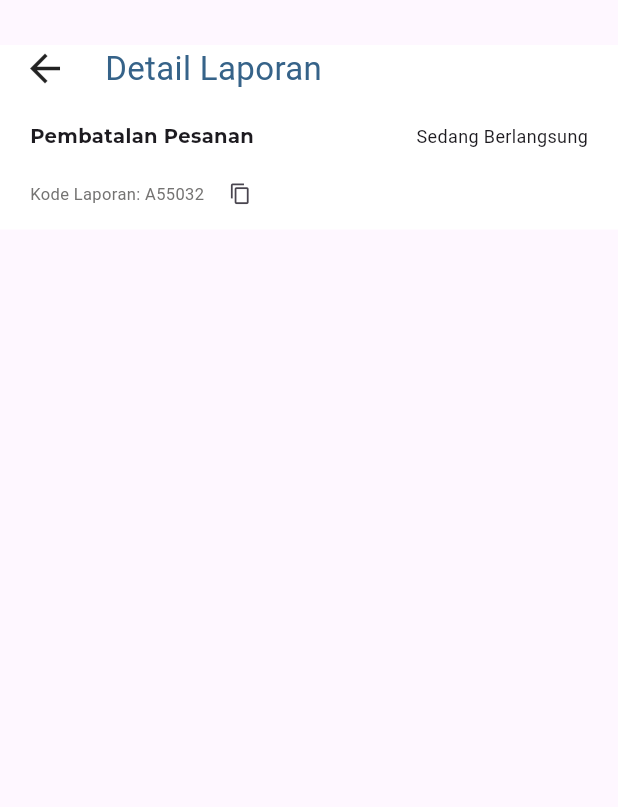
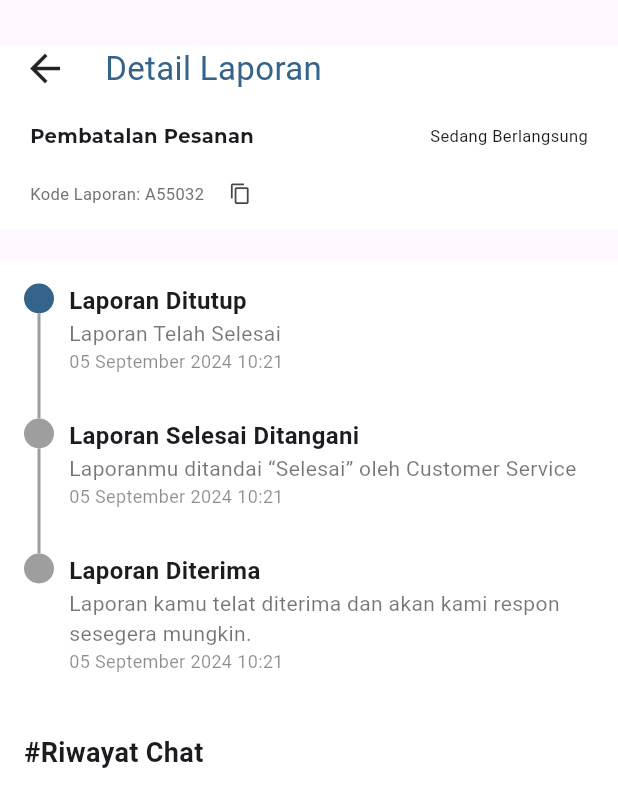
Before and after one commit to Morns123/travelease_mobile, a Flutter app: the DetailReport screen opened directly, on a phone screen of 412 x 824 dp. Shown: the top 807 px of the screen. Run offline on Flutter 3.47's test engine with Material 3 defaults, Android fonts, the phone set to English and light mode, and no system bars; Roboto replaces fonts that are missing (Montserrat-ExtraBold); project files that could hold a hidden picture were left out.

Commit message:
add detailreport

```diff
--- a/lib/Page/DetailReport.dart
+++ b/lib/Page/DetailReport.dart
@@ -1,4 +1,5 @@
 import 'package:flutter/material.dart';
+import 'package:travelease_mobile/widget/DetailReport/LaporanCard.dart';
 
 class DetailReport extends StatelessWidget {
   const DetailReport({super.key});
@@ -37,7 +38,7 @@ class DetailReport extends StatelessWidget {
                       )),
                       Container(
                         margin: EdgeInsets.only(right: 20),
-                        child: Text("Sedang Berlangsung", style: TextStyle(fontSize: 12),),
+                        child: Text("Sedang Berlangsung", style: TextStyle(fontSize: 11),),
                       )
                   ],
                 ),
@@ -55,9 +56,19 @@ class DetailReport extends StatelessWidget {
                   ],
                 ),
 
+
               ],
             ),
-          )
+          ),
+                   Container(
+                    margin: EdgeInsets.only(top: 20),
+                    height: 400,
+                    decoration: BoxDecoration(
+                    color: Colors.white,
+                    borderRadius: BorderRadius.circular(20),
+                    ),
+                     child:  LaporanWidget(),
+                   )
         ],
       ),
     );
--- a/lib/Page/HomePage.dart
+++ b/lib/Page/HomePage.dart
@@ -1,4 +1,3 @@
-
 import 'package:flutter/material.dart';
 import 'package:travelease_mobile/Page/ReportPage.dart';
 import 'package:travelease_mobile/widget/homepage/CategoryFAQ.dart';
--- a/lib/Page/ReportPage.dart
+++ b/lib/Page/ReportPage.dart
@@ -49,9 +49,6 @@ class _ReportPageState extends State<ReportPage> {
           ),
         SizedBox(height: 30,),
         Expanded(child: displaywidget),
-
-
-
         ],
       ),
     );
--- a/lib/main.dart
+++ b/lib/main.dart
@@ -15,7 +15,7 @@ class MyApp extends StatelessWidget {
   Widget build(BuildContext context) {
     return MaterialApp(
       debugShowCheckedModeBanner: false,
-      home: DetailReport(),
+      home: HomePage(),
     );
   }
 }
--- /dev/null
+++ b/lib/widget/DetailReport/LaporanCard.dart
@@ -0,0 +1,136 @@
+import 'package:flutter/material.dart';
+
+class LaporanWidget extends StatelessWidget {
+  final List<Map<String, dynamic>> laporanData = [
+    {
+      'status': 'Laporan Ditutup',
+      'description': 'Laporan Telah Selesai',
+      'date': '05 September 2024 10:21',
+      'isActive': true,
+    },
+    {
+      'status': 'Laporan Selesai Ditangani',
+      'description': 'Laporanmu ditandai “Selesai” oleh Customer Service',
+      'date': '05 September 2024 10:21',
+      'isActive': false,
+    },
+    {
+      'status': 'Laporan Diterima',
+      'description': 'Laporan kamu telat diterima dan akan kami respon sesegera mungkin.',
+      'date': '05 September 2024 10:21',
+      'isActive': false,
+    },
+  ];
+
+  @override
+  Widget build(BuildContext context) {
+    return Scaffold(
+      body: Container(
+        color: Colors.white,
+        child: Padding(
+          padding: const EdgeInsets.all(16.0),
+          child: Column(
+            crossAxisAlignment: CrossAxisAlignment.start,
+            children: [
+              ...laporanData.asMap().entries.map((entry) {
+                int index = entry.key;
+                Map<String, dynamic> laporan = entry.value;
+                bool isLast = index == laporanData.length - 1;
+
+                return LaporanCard(
+                  title: laporan['status'],
+                  description: laporan['description'],
+                  date: laporan['date'],
+                  isActive: laporan['isActive'],
+                  showLine: !isLast,
+                );
+              }).toList(),
+              SizedBox(height: 20),
+              Text(
+                '#Riwayat Chat',
+                style: TextStyle(fontSize: 18, fontWeight: FontWeight.bold),
+              ),
+            ],
+          ),
+        ),
+      ),
+    );
+  }
+}
+
+class LaporanCard extends StatelessWidget {
+  final String title;
+  final String description;
+  final String date;
+  final bool isActive;
+  final bool showLine;
+
+  LaporanCard({
+    required this.title,
+    required this.description,
+    required this.date,
+    required this.isActive,
+    required this.showLine,
+  });
+
+  @override
+  Widget build(BuildContext context) {
+
+    return Row(
+      crossAxisAlignment: CrossAxisAlignment.start,
+      children: [
+        Column(
+          children: [
+            Container(
+              margin: EdgeInsets.only(right: 0),
+              width: 20,
+              height: 20,
+              decoration: BoxDecoration(
+                color: isActive ? Color.fromRGBO(54, 99, 137, 1) : Colors.grey,
+                borderRadius: BorderRadius.circular(50),
+              ),
+            ),
+            if (showLine)
+              Container(
+                width: 2,
+                height: 70,
+                color: Colors.grey,
+              ),
+          ],
+        ),
+        Expanded(
+          child: Container(
+            margin: EdgeInsets.only(left: 10,),
+            child: Column(
+              crossAxisAlignment: CrossAxisAlignment.start,
+              children: [
+                Text(
+                  title,
+                  style: TextStyle(
+                    fontSize: 16,
+                    fontWeight: FontWeight.bold,
+                  ),
+                ),
+                Text(
+                  description,
+                  style: TextStyle(
+                    fontSize: 14,
+                    color: Colors.black54,
+                  ),
+                ),
+                Text(
+                  date,
+                  style: TextStyle(
+                    fontSize: 12,
+                    color: Colors.black45,
+                  ),
+                ),
+                SizedBox(height: 20),
+              ],
+            ),
+          ),
+        ),
+      ],
+    );
+  }
+}
--- a/lib/widget/ReportPage/SedangBerlangsung.dart
+++ b/lib/widget/ReportPage/SedangBerlangsung.dart
@@ -1,4 +1,5 @@
 import 'package:flutter/material.dart';
+import 'package:travelease_mobile/Page/DetailReport.dart';
 
 class Sdg_BerlangsungWiget extends StatelessWidget {
   const Sdg_BerlangsungWiget({super.key});
@@ -6,7 +7,11 @@ class Sdg_BerlangsungWiget extends StatelessWidget {
   @override
   Widget build(BuildContext context) {
     return Scaffold(
-      body: Row(
+      body: InkWell(
+        onTap: () {
+          Navigator.push(context, MaterialPageRoute(builder: (context) => DetailReport()));
+        },
+        child: Row(
               mainAxisAlignment: MainAxisAlignment.center,
               children: [
                 Container(
@@ -56,6 +61,7 @@ class Sdg_BerlangsungWiget extends StatelessWidget {
                 )
               ],
             ),
+      ),
     );
   }
 }
```
Lines whose indentation alone changed are shown as unchanged.
